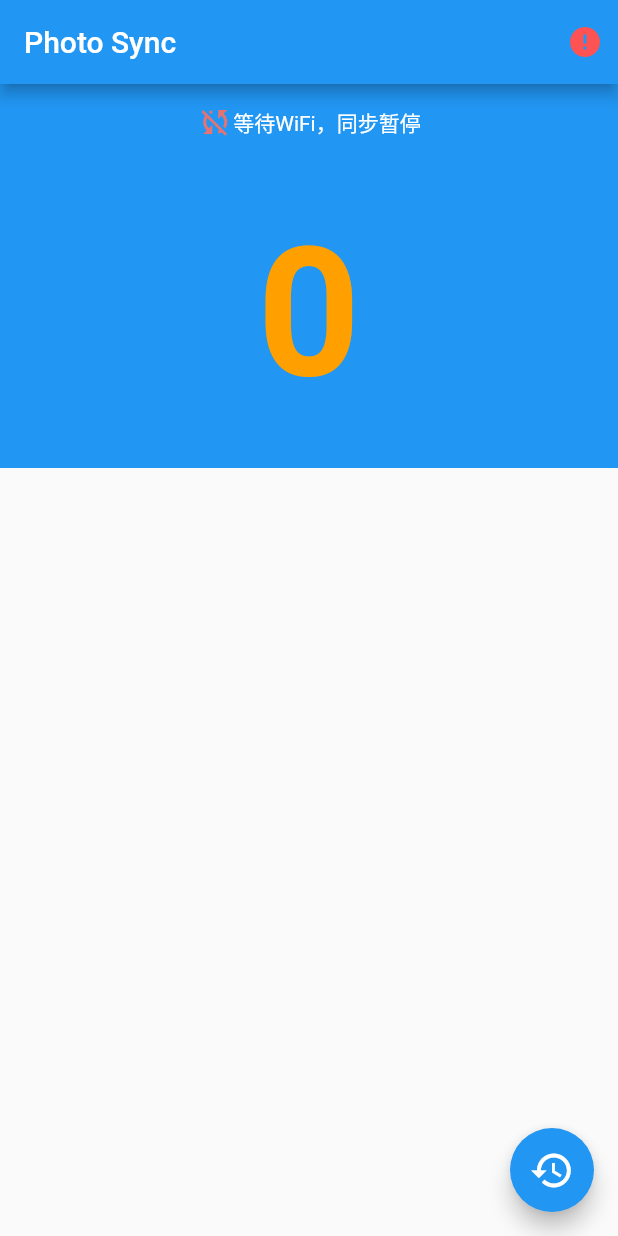
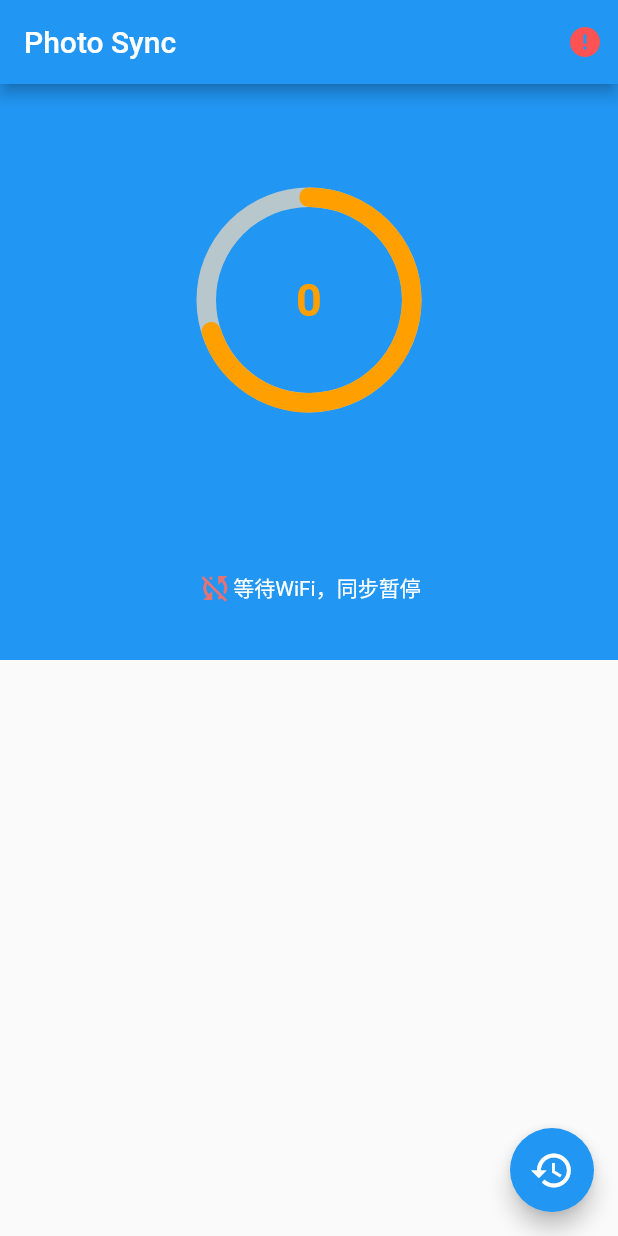
Before and after one commit to rocknio/photo_sync, a Flutter app: the screen it shows after launch, after a tap on the "restore" icon, on a phone screen of 412 x 824 dp. Run offline on Flutter 3.47's test engine with Material 2 defaults, Android fonts, the phone set to English and light mode, and no system bars; drawn by our look-alikes of percent_indicator; our stand-ins replace chewie, connectivity, convert, device_info, flushbar, sqflite and 1 more; missing offline and left inert: grpc, photo_manager, protobuf; accounts and stored records are empty; generated files the repository leaves out were written again; statements that could not run were skipped.

Commit message:
1、本地表建索引 2、优化同步显示，增加百分比

```diff
--- a/lib/main.dart
+++ b/lib/main.dart
@@ -17,6 +17,7 @@ import 'package:crypto/crypto.dart' as crypto;
 import 'package:photo_sync/models/server.dart';
 import 'package:intl/intl.dart';
 import 'package:http/http.dart' as http;
+import 'package:photo_sync/screens/photoGrid.dart';
 
 void main() {
   // 强制竖屏
@@ -72,9 +73,6 @@ class _HomePageState extends State<HomePage> {
       IosDeviceInfo iosInfo = await deviceInfo.iosInfo;
       print("Running on IOS: $iosInfo");
     }
-
-//		String ip = await GetIp.ipAddress;
-//		print("Ip Address = $ip ------------------------");
   }
 
   void addDiscardServer(String serverHashCode) async {
@@ -217,7 +215,7 @@ class _HomePageState extends State<HomePage> {
     if (!(result == true)) {
       Flushbar(flushbarPosition: FlushbarPosition.BOTTOM,)
         ..title = "亲"
-        ..message = "没有读取相册权限"
+        ..message = "让我读相册啊......"
         ..icon = Icon(
           Icons.info_outline,
           size: 28.0,
@@ -280,7 +278,20 @@ class _HomePageState extends State<HomePage> {
             ConnectivityLogo(),
           ],
         ),
-          body: AssetsSyncPage(assetsModel: widget.allAssets.assets, wifiName: _wifiName,),
+        body: Container(
+          child: Column(
+            children: <Widget>[
+              Expanded(
+                flex: 1,
+                child: AssetsSyncPage(assetsModel: widget.allAssets.assets, wifiName: _wifiName,),
+              ),
+              Expanded(
+                flex: 1,
+                child: PhotoGrid(photos: widget.allAssets.assets,),
+              )
+            ],
+          ),
+        ),
         floatingActionButton: FloatingActionButton(
           onPressed: () async {
             // Only for test
--- a/lib/screens/assetsSync.dart
+++ b/lib/screens/assetsSync.dart
@@ -1,6 +1,7 @@
 import 'package:flutter/material.dart';
-import 'photoGrid.dart';
 import 'package:photo_sync/models/assetModel.dart';
+import 'package:percent_indicator/circular_percent_indicator.dart';
+import 'package:percent_indicator/percent_indicator.dart';
 
 class AssetsSyncPage extends StatefulWidget {
 	final List<AssetModel> assetsModel;
@@ -28,7 +29,24 @@ class AssetsSyncPageState extends State<AssetsSyncPage> {
 					  child: Container(
 						  decoration: BoxDecoration(color: Colors.blue),
 						  child: Column(
+							  crossAxisAlignment: CrossAxisAlignment.center,
 							  children: <Widget>[
+							  	Expanded(
+									  flex: 3,
+									  child: CircularPercentIndicator(
+										  radius: 150.0,
+										  animation: true,
+										  animationDuration: 1200,
+										  lineWidth: 13.0,
+										  percent: 0.7,
+										  center: Text(
+											  '$_syncCount',
+											  style: TextStyle(fontSize: 30.0, color: Colors.amber[700], fontWeight: FontWeight.bold),
+										  ),
+										  progressColor: Colors.amber[700],
+										  circularStrokeCap: CircularStrokeCap.round,
+									  ),
+								  ),
 								  Expanded(
 									  flex: 1,
 									  child: Row(
@@ -47,23 +65,10 @@ class AssetsSyncPageState extends State<AssetsSyncPage> {
 										  ],
 									  ),
 								  ),
-							  	Expanded(
-									  flex: 4,
-									  child: Center(
-										  child: Text(
-												'$_syncCount',
-											  style: TextStyle(fontSize: 120.0, color: Colors.amber[700], fontWeight: FontWeight.bold),
-										  ),
-									  ),
-								  )
 							  ],
 						  ),
 					  ),
 				  ),
-			  	Expanded(
-					  flex: 2,
-						child: PhotoGrid(photos: widget.assetsModel,),
-				  )
 			  ],
 			)
 		);
--- a/pubspec.yaml
+++ b/pubspec.yaml
@@ -27,12 +27,13 @@ dependencies:
   protobuf: ^0.11.0
   grpc: ^1.0.0
   device_info: ^0.3.0
-  get_ip: ^0.1.0
+#  get_ip: ^0.1.0
   isolate: ^2.0.2
   sqflite: any
   json_annotation: ^2.0.0
   intl: ^0.15.7
   flushbar: ^1.2.1
+  percent_indicator: ^1.0.13
 
 dev_dependencies:
   flutter_test:
```
Also changed, not shown: lib/utils/dbUtils.dart (+13 -7 lines). Lines whose indentation alone changed are shown as unchanged.
